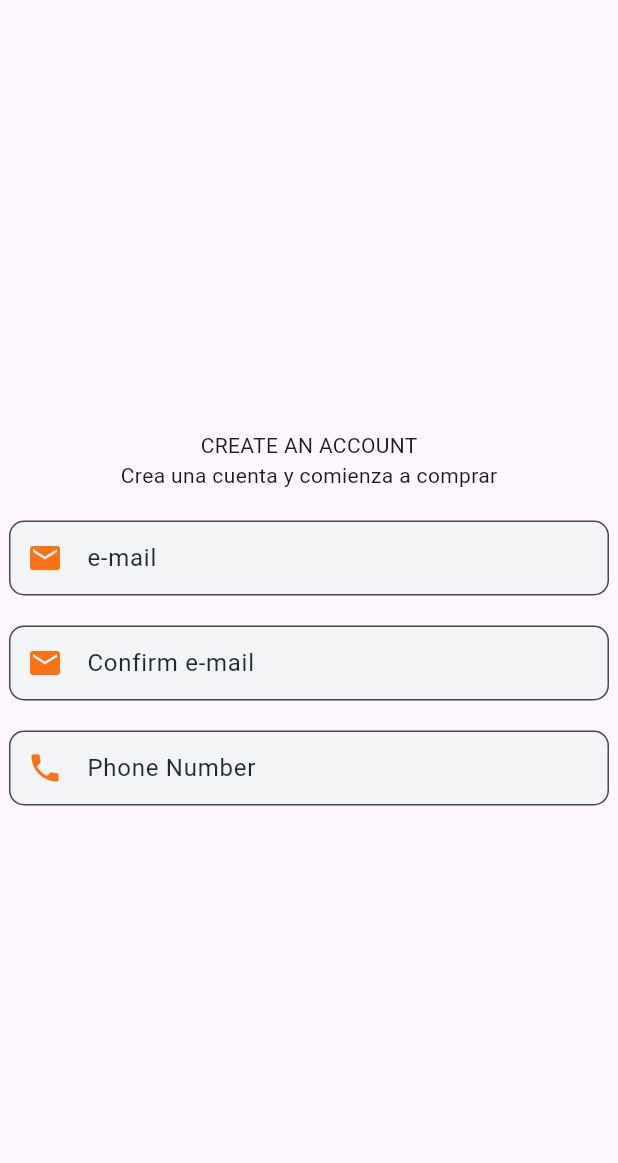
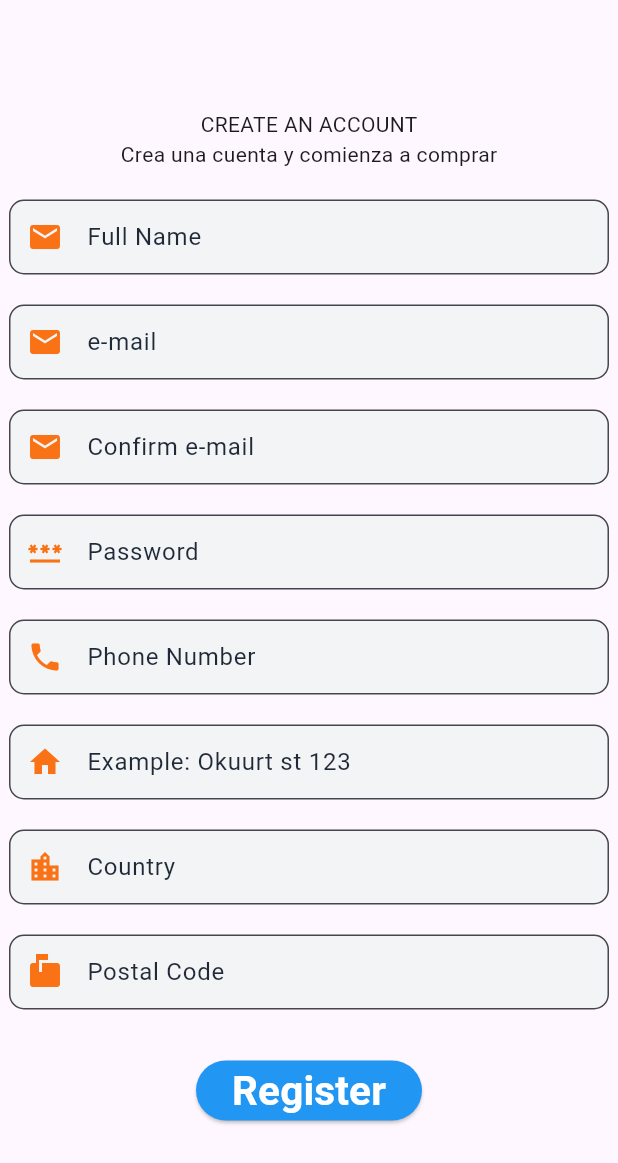
Before and after one commit to TLifeOfCris/MiniEcommerceApp, a Flutter app: the CreateAnAccountScreen screen opened by its route, on a phone screen of 412 x 824 dp. Shown: the top 1163 px of the screen. Run offline on Flutter 3.47's test engine with Material 3 defaults, Android fonts, the phone set to English and light mode, and no system bars.

Commit message:
Se completó el Create Account screen

```diff
--- a/lib/screens/logincreataccountscreens/createaccount.dart
+++ b/lib/screens/logincreataccountscreens/createaccount.dart
@@ -1,4 +1,5 @@
 import 'package:flutter/material.dart';
+import 'package:miniecommerceapp/widgets/buttonfromwelcome.dart';
 import 'package:miniecommerceapp/widgets/createfield.dart';
 
 class CreateAnAccountScreen extends StatelessWidget {
@@ -7,7 +8,9 @@ class CreateAnAccountScreen extends StatelessWidget {
   final TextEditingController confirmEmailController = TextEditingController();
   final TextEditingController phoneNumberController = TextEditingController();
   final TextEditingController nameController = TextEditingController();
-  final TextEditingController direccionController = TextEditingController();
+  final TextEditingController countryController = TextEditingController();
+  final TextEditingController streetController = TextEditingController();
+  final TextEditingController postalCodeController = TextEditingController();
    CreateAnAccountScreen({super.key});
 
   @override
@@ -26,6 +29,18 @@ class CreateAnAccountScreen extends StatelessWidget {
               Text('CREATE AN ACCOUNT'),
               Text('Crea una cuenta y comienza a comprar'),
               SizedBox(height: 20,),
+              Createfield(icon: Icons.email,
+               iconColor: Color(0xFFF97316),
+               labelText: 'Full Name',
+               colorLabelText: Color(0xFF1F2937),
+               hintText: 'Full Name',
+               colorHintText: Color(0xFF6B7280),
+               fillColor: Color(0xFFF3F4F6),
+               borderColor: Color(0xFFF97316),
+               bordersideColor: Color(0xFF1F2937),
+               controller: nameController,
+               textStyleColor: Color(0xFF111827)),
+               SizedBox(height: 20,),
               //checar si es mejor sizedbox o container
               Createfield(icon: Icons.email,
                iconColor: Color(0xFFF97316),
@@ -38,7 +53,9 @@ class CreateAnAccountScreen extends StatelessWidget {
                bordersideColor: Color(0xFF1F2937),
                controller: emailController,
                textStyleColor: Color(0xFF111827)),
+
               SizedBox(height: 20,),
+
               Createfield(icon: Icons.email,
                iconColor: Color(0xFFF97316),
                labelText: 'Confirm e-mail',
@@ -50,7 +67,23 @@ class CreateAnAccountScreen extends StatelessWidget {
                bordersideColor: Color(0xFF1F2937),
                controller: emailController,
                textStyleColor: Color(0xFF111827)),
+
                SizedBox(height: 20,),
+
+              Createfield(icon: Icons.password,
+               iconColor: Color(0xFFF97316),
+               labelText: 'Password',
+               colorLabelText: Color(0xFF1F2937),
+               hintText: 'Password',
+               colorHintText: Color(0xFF6B7280),
+               fillColor: Color(0xFFF3F4F6),
+               borderColor: Color(0xFFF97316),
+               bordersideColor: Color(0xFF1F2937),
+               controller: passwordController,
+               textStyleColor: Color(0xFF111827)),
+
+               SizedBox(height: 20,),
+
               Createfield(
                 icon: Icons.phone,
                 iconColor: Color(0xFFF97316),
@@ -64,7 +97,60 @@ class CreateAnAccountScreen extends StatelessWidget {
                 controller: phoneNumberController,
                 textStyleColor: Color(0xFF111827),
                 isNumeric: true,
-                )
+                ),
+
+                SizedBox(height: 20,),
+                Createfield(
+                icon: Icons.home,
+                iconColor: Color(0xFFF97316),
+                labelText: 'Example: Okuurt st 123',
+                colorLabelText: Color(0xFF1F2937),
+                hintText: 'Street Addres',
+                colorHintText: Color(0xFF6B7280),
+                fillColor: Color(0xFFF3F4F6),
+                borderColor: Color(0xFFF97316),
+                bordersideColor: Color(0xFF1F2937),
+                controller: streetController,
+                textStyleColor: Color(0xFF111827),
+                isNumeric: false,
+                ),
+                SizedBox(height: 20,),
+                Createfield(
+                icon: Icons.location_city,
+                iconColor: Color(0xFFF97316),
+                labelText: 'Country',
+                colorLabelText: Color(0xFF1F2937),
+                hintText: 'Country',
+                colorHintText: Color(0xFF6B7280),
+                fillColor: Color(0xFFF3F4F6),
+                borderColor: Color(0xFFF97316),
+                bordersideColor: Color(0xFF1F2937),
+                controller: countryController,
+                textStyleColor: Color(0xFF111827),
+                isNumeric: false,
+                ),
+                SizedBox(height: 20,),
+                Createfield(
+                icon: Icons.markunread_mailbox,
+                iconColor: Color(0xFFF97316),
+                labelText: 'Postal Code',
+                colorLabelText: Color(0xFF1F2937),
+                hintText: 'Postal Code',
+                colorHintText: Color(0xFF6B7280),
+                fillColor: Color(0xFFF3F4F6),
+                borderColor: Color(0xFFF97316),
+                bordersideColor: Color(0xFF1F2937),
+                controller: postalCodeController,
+                textStyleColor: Color(0xFF111827),
+                isNumeric: true,
+                ),
+                SizedBox(height: 30,),
+
+                ButtonFromWelcome(texteo: 'Register', color: Colors.blue, size: 27, onPressed: (){}, textColor: Colors.white)
+
+
+
+
 
 
             ],
```
